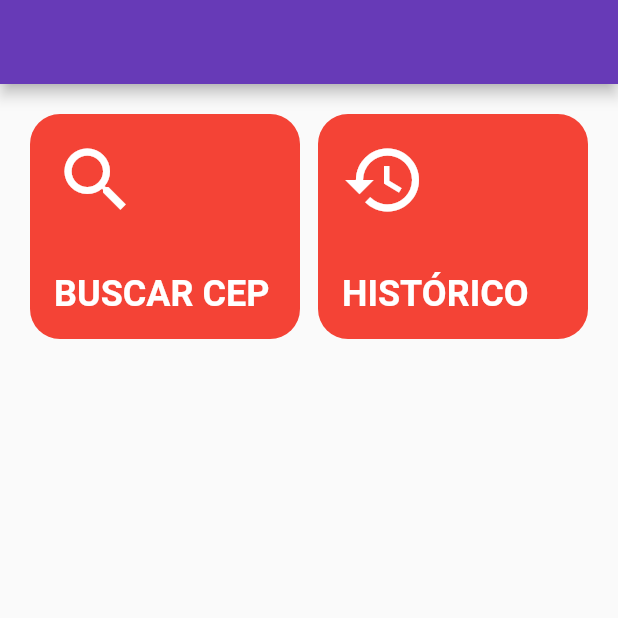
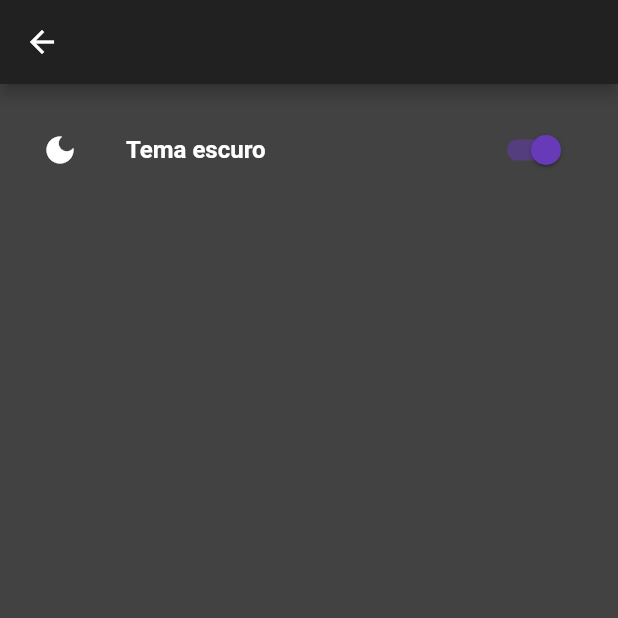
Before and after one commit to atom808/zip_finder, a Flutter app: the screen it shows after launch, after a tap on "BUSCAR CEP", on a phone screen of 412 x 824 dp, the top half of it. Run offline on Flutter 3.47's test engine with Material 2 defaults, Android fonts, the phone set to English and light mode, and no system bars.

Commit message:
troca de temas

```diff
--- a/lib/main.dart
+++ b/lib/main.dart
@@ -1,4 +1,6 @@
 import 'package:flutter/material.dart';
+import 'package:provider/provider.dart';
+import 'package:zip_finder/global/utils/theme_util.dart';
 import 'package:zip_finder/views/home_view.dart';
 
 void main() {
@@ -9,12 +11,39 @@ class MyApp extends StatelessWidget {
   const MyApp({super.key});
   @override
   Widget build(BuildContext context) {
-    return MaterialApp(
-      title: 'Buscador de CEP',
-      theme: ThemeData(
-        primarySwatch: Colors.deepPurple,
-      ),
-      home: const HomeView(),
+    return ChangeNotifierProvider(
+      create: (context) => ThemeUtil(),
+      builder: (context, _) {
+        final themeProvider = Provider.of<ThemeUtil>(context);
+        return MaterialApp(
+          debugShowCheckedModeBanner: false,
+          theme: ThemeData(
+              appBarTheme: AppBarTheme(color: Colors.grey.shade900),
+              iconTheme: const IconThemeData(color: Colors.deepPurple),
+              brightness: Brightness.light,
+              colorScheme: ColorScheme.fromSwatch(
+                primarySwatch: Colors.deepPurple,
+              ).copyWith(
+                secondary: Colors.teal,
+                brightness: Brightness.light,
+              ),
+              scaffoldBackgroundColor: Colors.grey.shade100),
+          darkTheme: ThemeData(
+            appBarTheme: AppBarTheme(color: Colors.grey.shade900),
+            brightness: Brightness.dark,
+            iconTheme: const IconThemeData(color: Colors.white),
+            colorScheme: const ColorScheme.dark().copyWith(
+              secondary: Colors.teal,
+              brightness: Brightness.dark,
+              background: Colors.grey.shade800,
+              primary: Colors.deepPurple,
+            ),
+            scaffoldBackgroundColor: Colors.grey.shade800,
+          ),
+          themeMode: themeProvider.themeMode,
+          home: const HomeView(),
+        );
+      },
     );
   }
 }
--- a/lib/views/home_view.dart
+++ b/lib/views/home_view.dart
@@ -1,5 +1,9 @@
 import 'package:flutter/material.dart';
+import 'package:provider/provider.dart';
 import 'package:zip_finder/global/widgets/default_appbar.dart';
+import 'package:zip_finder/views/settings_view.dart';
+
+import '../global/utils/theme_util.dart';
 
 class HomeView extends StatefulWidget {
   const HomeView({super.key});
@@ -12,13 +16,25 @@ class _HomeViewState extends State<HomeView> {
   @override
   Widget build(BuildContext context) {
     return Scaffold(
-      appBar: DefaultAppBar(titleText: 'Buscador de CEP'),
-      body: _buildHomeBody(),
+      appBar: DefaultAppBar(
+        titleText: 'Buscador de CEP',
+        showPop: false,
+        trailing: [
+          IconButton(
+            icon: const Icon(Icons.settings),
+            onPressed: () => Navigator.push(
+              context,
+              MaterialPageRoute(builder: (context) => const SettingsView()),
+            ),
+          )
+        ],
+      ),
+      body: _buildHomeBody(context),
     );
   }
 }
 
-Widget _buildHomeBody() {
+Widget _buildHomeBody(BuildContext context) {
   return Column(
     children: [
       Padding(
@@ -28,9 +44,29 @@ Widget _buildHomeBody() {
           mainAxisAlignment: MainAxisAlignment.spaceEvenly,
           mainAxisSize: MainAxisSize.max,
           children: [
-            _buildHomeButton(title: 'Buscar CEP', icon: Icons.search),
+            _buildHomeButton(
+              title: 'Buscar CEP',
+              icon: Icons.search,
+              context: context,
+              onTap: () => Navigator.push(
+                context,
+                MaterialPageRoute(
+                  builder: (context) => const SettingsView(),
+                ),
+              ),
+            ),
             const VerticalDivider(width: 12),
-            _buildHomeButton(title: 'Histórico', icon: Icons.history),
+            _buildHomeButton(
+              title: 'Histórico',
+              icon: Icons.history,
+              context: context,
+              onTap: () => Navigator.push(
+                context,
+                MaterialPageRoute(
+                  builder: (context) => const SettingsView(),
+                ),
+              ),
+            ),
           ],
         ),
       )
@@ -38,13 +74,19 @@ Widget _buildHomeBody() {
   );
 }
 
-Widget _buildHomeButton({required String title, required IconData icon}) {
+Widget _buildHomeButton({
+  required String title,
+  required IconData icon,
+  required BuildContext context,
+  required Function() onTap,
+}) {
+  final themeProvider = Provider.of<ThemeUtil>(context);
   return Flexible(
     flex: 1,
     child: InkWell(
       borderRadius: BorderRadius.circular(20),
       onTap: () {
-        // Navigator.push(context, route);
+        onTap.call();
       },
       child: Container(
         padding: const EdgeInsets.all(16),
@@ -52,7 +94,9 @@ Widget _buildHomeButton({required String title, required IconData icon}) {
         width: double.infinity / 2,
         decoration: BoxDecoration(
           borderRadius: BorderRadius.circular(20),
-          color: Colors.red,
+          color: themeProvider.isDarkMode
+              ? Colors.grey.shade900
+              : Theme.of(context).colorScheme.primary,
         ),
         child: Column(
             crossAxisAlignment: CrossAxisAlignment.start,
--- /dev/null
+++ b/lib/views/settings_view.dart
@@ -0,0 +1,35 @@
+import 'package:flutter/material.dart';
+import 'package:provider/provider.dart';
+import 'package:zip_finder/global/utils/theme_util.dart';
+import 'package:zip_finder/global/widgets/default_appbar.dart';
+
+class SettingsView extends StatelessWidget {
+  const SettingsView({super.key});
+
+  @override
+  Widget build(BuildContext context) {
+    final themeProvider = Provider.of<ThemeUtil>(context);
+    return Scaffold(
+      appBar: DefaultAppBar(titleText: 'Configurações'),
+      body: Column(children: [
+        ListTile(
+          contentPadding:
+              const EdgeInsets.symmetric(horizontal: 28, vertical: 16),
+          leading: const Icon(Icons.dark_mode),
+          title: const Text(
+            'Tema escuro',
+            style: TextStyle(fontWeight: FontWeight.bold),
+          ),
+          trailing: Switch(
+            value: themeProvider.isDarkMode,
+            onChanged: (value) {
+              final provider = Provider.of<ThemeUtil>(context, listen: false);
+              provider.toggleTheme(value);
+            },
+            activeColor: Theme.of(context).colorScheme.primary,
+          ),
+        )
+      ]),
+    );
+  }
+}
--- a/pubspec.yaml
+++ b/pubspec.yaml
@@ -14,6 +14,7 @@ dependencies:
 
   cupertino_icons: ^1.0.2
   shared_preferences: ^2.0.18
+  provider: ^6.0.5
 
 dev_dependencies:
   flutter_test:
```
Also changed, not shown: lib/global/utils/theme_util.dart (+4 -34 lines), lib/global/widgets/default_appbar.dart (+12 -3 lines), pubspec.lock.
